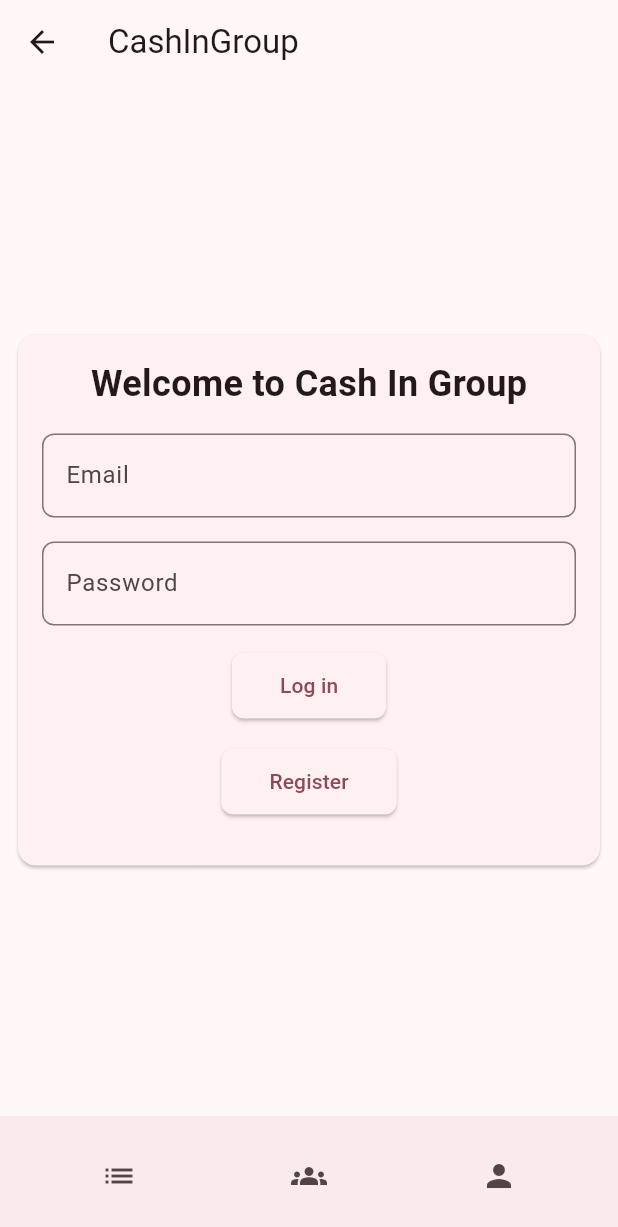
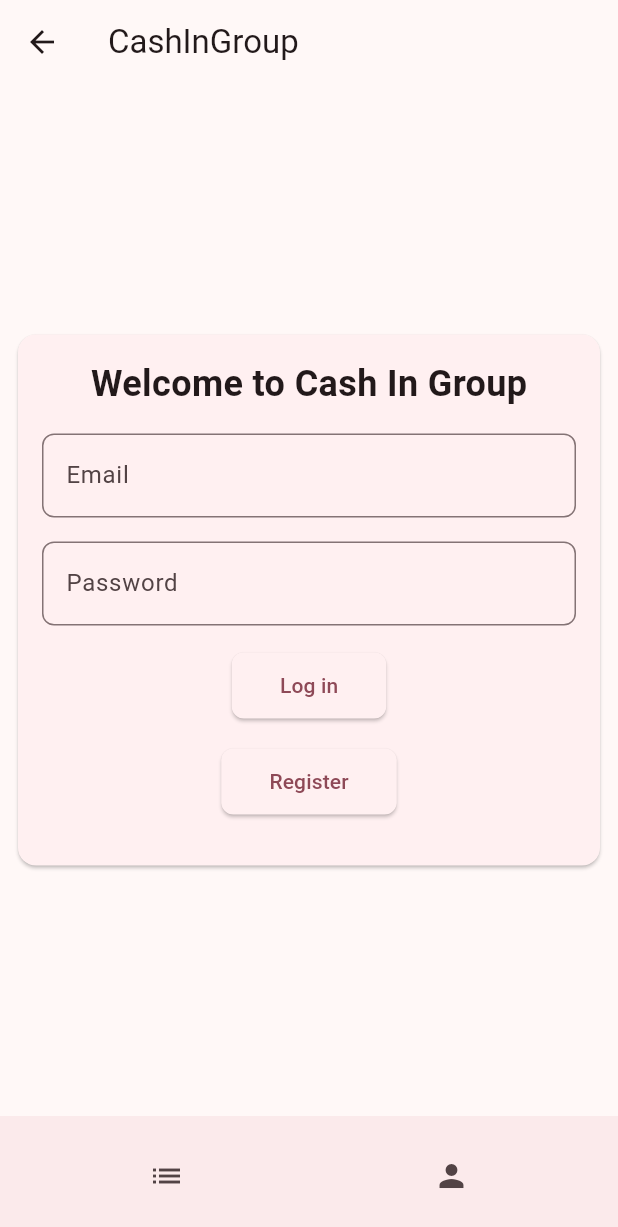
Before and after one commit to IJanuszkiewicz/cash_in_group, a Flutter app: the screen it shows after launch, on a phone screen of 412 x 824 dp. Shown: the top 1227 px of the screen. Run offline on Flutter 3.47's test engine with Material 3 defaults, Android fonts, the phone set to English and light mode, and no system bars; our stand-ins replace cloud_firestore, decimal, equatable, firebase_auth, firebase_core, firebase_storage and 6 more; accounts and stored records are empty; generated files the repository leaves out were written again.

Commit message:
Update README and remove unused icon button in base screen

```diff
--- a/lib/core/widgets/base_screen.dart
+++ b/lib/core/widgets/base_screen.dart
@@ -37,12 +37,6 @@ class BaseScreen extends StatelessWidget {
             ),
             Expanded(
               child: IconButton(
-                onPressed: () {},
-                icon: Icon(Icons.groups),
-              ),
-            ),
-            Expanded(
-              child: IconButton(
                 onPressed: () {
                   context.go('/profile');
                 },
```
Also changed, not shown: 1 other file.
